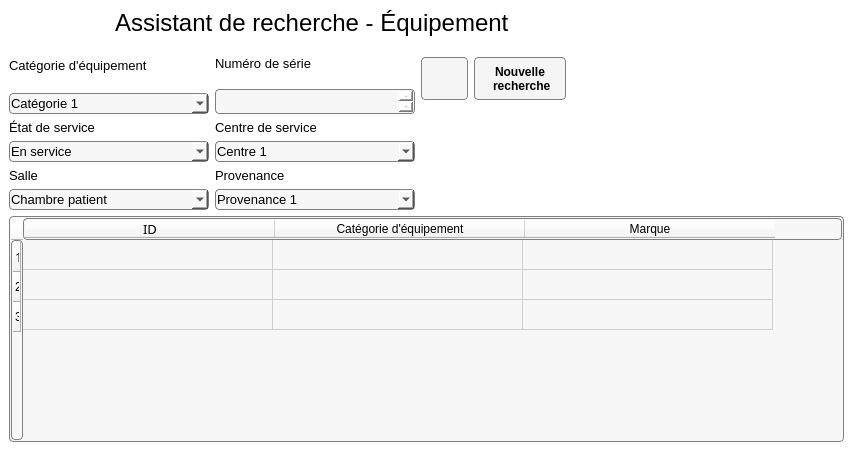
Before: the Qt Designer form Interface/FenetresEnUI/RechercheEquipement.ui in ProjetPC2/SIMM2.0-DEV, drawn with Qt 5.
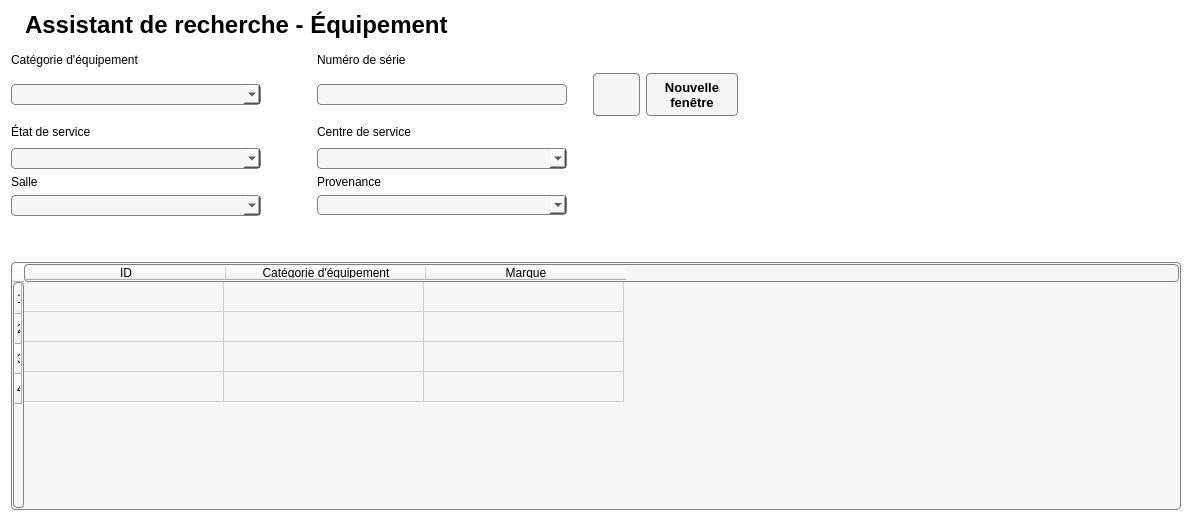
After: the same form once the commit is applied. Icons and pictures are not drawn.

The edit to the form file:
```diff
--- a/Interface/FenetresEnUI/RechercheEquipement.ui
+++ b/Interface/FenetresEnUI/RechercheEquipement.ui
@@ -1,90 +1,72 @@
 <?xml version="1.0" encoding="UTF-8"?>
 <ui version="4.0">
- <class>RechercheEquipement</class>
- <widget class="QMainWindow" name="RechercheEquipement">
+ <class>Form</class>
+ <widget class="QWidget" name="Form">
+  <property name="windowModality">
+   <enum>Qt::NonModal</enum>
+  </property>
   <property name="geometry">
    <rect>
     <x>0</x>
     <y>0</y>
-    <width>853</width>
-    <height>473</height>
+    <width>1192</width>
+    <height>521</height>
    </rect>
   </property>
+  <property name="minimumSize">
+   <size>
+    <width>0</width>
+    <height>0</height>
+   </size>
+  </property>
+  <property name="maximumSize">
+   <size>
+    <width>16777215</width>
+    <height>16777215</height>
+   </size>
+  </property>
   <property name="windowTitle">
    <string>MainWindow</string>
   </property>
   <property name="styleSheet">
-   <string notr="true">background: white;</string>
+   <string notr="true">QWidget{
+background: white;
+}
+
+QComboBox
+{
+padding: 1px;
+border-style: solid;
+border: 1px solid gray;
+border-radius: 4px;
+background:rgb(247,247,247);
+}
+
+QPushButton {
+color: black;
+background-color:rgb(245, 245, 245);
+border-width: 1px;
+border-color: grey;
+border-style: solid;
+border-radius: 4px;
+
+}
+
+QPushButton:hover {
+background-color: qlineargradient(x1: 0, y1: 1, x2: 0, y2: 0, stop: 0 #edf2f8, stop: 1 #c8d9ea);
+}
+
+QPushButton:pressed {
+background-color: rgb(193, 213, 243);
+}</string>
   </property>
-  <property name="iconSize">
-   <size>
-    <width>100</width>
-    <height>100</height>
-   </size>
-  </property>
-  <widget class="QWidget" name="centralwidget">
-   <layout class="QGridLayout" name="gridLayout_2">
-    <item row="0" column="0" colspan="3">
+  <layout class="QGridLayout" name="gridLayout_3">
+   <item row="1" column="0" colspan="2">
+    <layout class="QHBoxLayout" name="horizontalLayout_2">
+     <item>
      <layout class="QGridLayout" name="gridLayout">
-      <item row="0" column="1" alignment="Qt::AlignLeft">
-       <widget class="QLabel" name="labelTitre">
-        <property name="minimumSize">
-         <size>
-          <width>400</width>
-          <height>0</height>
-         </size>
-        </property>
-        <property name="maximumSize">
-         <size>
-          <width>340</width>
-          <height>16777215</height>
-         </size>
-        </property>
-        <property name="font">
-         <font>
-          <family>MS Shell Dlg 2</family>
-          <pointsize>18</pointsize>
-         </font>
-        </property>
-        <property name="styleSheet">
-         <string notr="true">background:white;</string>
-        </property>
-        <property name="text">
-         <string>Assistant de recherche - Équipement</string>
-        </property>
-       </widget>
-      </item>
-      <item row="0" column="0">
-       <widget class="QLabel" name="label">
-        <property name="maximumSize">
-         <size>
-          <width>100</width>
-          <height>16777215</height>
-         </size>
-        </property>
-        <property name="styleSheet">
-         <string notr="true">background:white;</string>
-        </property>
-        <property name="text">
-         <string/>
-        </property>
-        <property name="pixmap">
-         <pixmap>../Images/magnifier.png</pixmap>
-        </property>
-       </widget>
-      </item>
-     </layout>
-    </item>
-    <item row="1" column="0">
-     <layout class="QVBoxLayout" name="verticalLayout_5">
-      <item>
+       <item row="0" column="0" alignment="Qt::AlignLeft">
        <widget class="QLabel" name="labelCategorieEquipement">
-        <property name="font">
-         <font>
-          <family>MS Shell Dlg 2</family>
-          <pointsize>10</pointsize>
-         </font>
-        </property>
         <property name="styleSheet">
          <string notr="true">background:white;</string>
         </property>
@@ -93,62 +75,44 @@
         </property>
        </widget>
       </item>
-      <item>
-       <widget class="QComboBox" name="comboBoxCategorieEquipement">
+       <item row="3" column="2">
+        <widget class="QComboBox" name="comboBoxCentreService">
         <property name="minimumSize">
          <size>
-          <width>200</width>
+           <width>250</width>
+           <height>0</height>
+          </size>
+         </property>
+         <property name="font">
+          <font>
+           <pointsize>10</pointsize>
+          </font>
+         </property>
+        </widget>
+       </item>
+       <item row="3" column="0">
+        <widget class="QComboBox" name="comboBoxEtatService">
+         <property name="minimumSize">
+          <size>
+           <width>250</width>
           <height>0</height>
          </size>
         </property>
         <property name="maximumSize">
          <size>
-          <width>200</width>
+           <width>250</width>
           <height>16777215</height>
          </size>
         </property>
         <property name="font">
          <font>
-          <family>MS Shell Dlg 2</family>
           <pointsize>10</pointsize>
          </font>
         </property>
-        <property name="styleSheet">
-         <string notr="true">padding: 1px;
-border-style: solid;
-border: 1px solid gray;
-border-radius: 4px;
-background:rgb(247, 247, 247)</string>
-        </property>
-        <item>
-         <property name="text">
-          <string>Catégorie 1</string>
-         </property>
-        </item>
-        <item>
-         <property name="text">
-          <string>Catégorie 2</string>
-         </property>
-        </item>
-        <item>
-         <property name="text">
-          <string>Catégorie 3</string>
-         </property>
-        </item>
-       </widget>
-      </item>
-     </layout>
+        </widget>
     </item>
     <item row="2" column="0">
-     <layout class="QVBoxLayout" name="verticalLayout">
-      <item>
        <widget class="QLabel" name="labelEtatService">
-        <property name="font">
-         <font>
-          <family>MS Shell Dlg 2</family>
-          <pointsize>10</pointsize>
-         </font>
-        </property>
         <property name="styleSheet">
          <string notr="true">background:white;</string>
         </property>
@@ -157,23 +121,79 @@
         </property>
        </widget>
       </item>
-      <item>
-       <widget class="QComboBox" name="comboBoxEtatService">
+       <item row="5" column="2">
+        <widget class="QComboBox" name="comboBoxProvenance">
         <property name="minimumSize">
          <size>
-          <width>200</width>
+           <width>250</width>
           <height>0</height>
          </size>
         </property>
+        </widget>
+       </item>
+       <item row="2" column="1">
+        <spacer name="horizontalSpacer">
+         <property name="orientation">
+          <enum>Qt::Horizontal</enum>
+         </property>
+         <property name="sizeType">
+          <enum>QSizePolicy::Fixed</enum>
+         </property>
+         <property name="sizeHint" stdset="0">
+          <size>
+           <width>50</width>
+           <height>20</height>
+          </size>
+         </property>
+        </spacer>
+       </item>
+       <item row="2" column="2">
+        <widget class="QLabel" name="labelCentreService">
+         <property name="styleSheet">
+          <string notr="true">background: white;</string>
+         </property>
+         <property name="text">
+          <string>Centre de service</string>
+         </property>
+        </widget>
+       </item>
+       <item row="1" column="0">
+        <widget class="QComboBox" name="comboBoxCategorieEquipement">
+         <property name="minimumSize">
+          <size>
+           <width>250</width>
+           <height>0</height>
+          </size>
+         </property>
         <property name="maximumSize">
          <size>
-          <width>200</width>
+           <width>250</width>
           <height>16777215</height>
          </size>
         </property>
         <property name="font">
          <font>
-          <family>MS Shell Dlg 2</family>
+           <pointsize>10</pointsize>
+          </font>
+         </property>
+        </widget>
+       </item>
+       <item row="1" column="2">
+        <widget class="QLineEdit" name="lineEditNumeroSerie">
+         <property name="minimumSize">
+          <size>
+           <width>250</width>
+           <height>0</height>
+          </size>
+         </property>
+         <property name="maximumSize">
+          <size>
+           <width>250</width>
+           <height>16777215</height>
+          </size>
+         </property>
+         <property name="font">
+          <font>
           <pointsize>10</pointsize>
          </font>
         </property>
@@ -182,37 +202,158 @@
 border-style: solid;
 border: 1px solid gray;
 border-radius: 4px;
-background:rgb(247, 247, 247)</string>
-        </property>
-        <item>
+background:rgb(247,247,247);</string>
+         </property>
+        </widget>
+       </item>
+       <item row="0" column="2">
+        <widget class="QLabel" name="labelNumeroSerie">
+         <property name="styleSheet">
+          <string notr="true">background: white;</string>
+         </property>
          <property name="text">
-          <string>En service</string>
+          <string>Numéro de série</string>
          </property>
-        </item>
-        <item>
+        </widget>
+       </item>
+       <item row="5" column="0">
+        <widget class="QComboBox" name="comboBoxSalle">
+         <property name="minimumSize">
+          <size>
+           <width>250</width>
+           <height>0</height>
+          </size>
+         </property>
+         <property name="maximumSize">
+          <size>
+           <width>250</width>
+           <height>16777215</height>
+          </size>
+         </property>
+         <property name="font">
+          <font>
+           <pointsize>10</pointsize>
+          </font>
+         </property>
+        </widget>
+       </item>
+       <item row="4" column="2">
+        <widget class="QLabel" name="labelProvenance">
+         <property name="styleSheet">
+          <string notr="true">background: white;</string>
+         </property>
          <property name="text">
-          <string>En maintenance</string>
+          <string>Provenance</string>
          </property>
-        </item>
-        <item>
+        </widget>
+       </item>
+       <item row="4" column="0">
+        <widget class="QLabel" name="labelSalle">
+         <property name="styleSheet">
+          <string notr="true">background: white;</string>
+         </property>
          <property name="text">
-          <string>Au rebus</string>
+          <string>Salle</string>
          </property>
-        </item>
-       </widget>
-      </item>
-     </layout>
-    </item>
-    <item row="4" column="0" colspan="3">
-     <layout class="QHBoxLayout" name="horizontalLayout_2">
-      <item>
+        </widget>
+       </item>
+       <item row="1" column="4">
+        <widget class="QPushButton" name="boutonActualiser">
+         <property name="minimumSize">
+          <size>
+           <width>47</width>
+           <height>43</height>
+          </size>
+         </property>
+         <property name="maximumSize">
+          <size>
+           <width>47</width>
+           <height>43</height>
+          </size>
+         </property>
+         <property name="cursor">
+          <cursorShape>PointingHandCursor</cursorShape>
+         </property>
+         <property name="text">
+          <string/>
+         </property>
+         <property name="icon">
+          <iconset>
+           <normaloff>../Documents/GitHub/SIMM2.0-DEV/Interface/FenetresEnUI/Images/refresh-button-2.png</normaloff>../Documents/GitHub/SIMM2.0-DEV/Interface/FenetresEnUI/Images/refresh-button-2.png</iconset>
+         </property>
+         <property name="iconSize">
+          <size>
+           <width>50</width>
+           <height>50</height>
+          </size>
+         </property>
+        </widget>
+       </item>
+       <item row="1" column="5">
+        <widget class="QPushButton" name="boutonNouvelleRecherche">
+         <property name="minimumSize">
+          <size>
+           <width>92</width>
+           <height>43</height>
+          </size>
+         </property>
+         <property name="maximumSize">
+          <size>
+           <width>92</width>
+           <height>43</height>
+          </size>
+         </property>
+         <property name="font">
+          <font>
+           <pointsize>10</pointsize>
+           <weight>75</weight>
+           <bold>true</bold>
+          </font>
+         </property>
+         <property name="cursor">
+          <cursorShape>PointingHandCursor</cursorShape>
+         </property>
+         <property name="text">
+          <string>Nouvelle
+fenêtre</string>
+         </property>
+        </widget>
+       </item>
+       <item row="1" column="6">
+        <spacer name="horizontalSpacer_3">
+         <property name="orientation">
+          <enum>Qt::Horizontal</enum>
+         </property>
+         <property name="sizeHint" stdset="0">
+          <size>
+           <width>40</width>
+           <height>20</height>
+          </size>
+         </property>
+        </spacer>
+       </item>
+       <item row="1" column="3">
+        <spacer name="horizontalSpacer_4">
+         <property name="orientation">
+          <enum>Qt::Horizontal</enum>
+         </property>
+         <property name="sizeType">
+          <enum>QSizePolicy::Fixed</enum>
+         </property>
+         <property name="sizeHint" stdset="0">
+          <size>
+           <width>20</width>
+           <height>20</height>
+          </size>
+         </property>
+        </spacer>
+       </item>
+      </layout>
+     </item>
+    </layout>
+   </item>
+   <item row="3" column="0" colspan="2">
        <widget class="QTableWidget" name="tableResultats">
-        <property name="minimumSize">
-         <size>
-          <width>200</width>
-          <height>0</height>
-         </size>
-        </property>
         <property name="font">
          <font>
           <family>MS Shell Dlg 2</family>
@@ -226,40 +367,22 @@
 border-radius: 4px;
 background:rgb(247,247,247);</string>
         </property>
-        <property name="lineWidth">
-         <number>10</number>
-        </property>
-        <property name="midLineWidth">
-         <number>9</number>
-        </property>
         <attribute name="horizontalHeaderDefaultSectionSize">
-         <number>250</number>
+      <number>200</number>
         </attribute>
         <attribute name="horizontalHeaderMinimumSectionSize">
-         <number>20</number>
+      <number>150</number>
         </attribute>
         <attribute name="verticalHeaderDefaultSectionSize">
          <number>30</number>
         </attribute>
         <attribute name="verticalHeaderMinimumSectionSize">
-         <number>20</number>
-        </attribute>
-        <attribute name="verticalHeaderShowSortIndicator" stdset="0">
-         <bool>false</bool>
-        </attribute>
-        <attribute name="verticalHeaderStretchLastSection">
-         <bool>false</bool>
+      <number>25</number>
         </attribute>
         <row>
          <property name="text">
           <string>1</string>
          </property>
-         <property name="font">
-          <font>
-           <family>MS Reference Sans Serif</family>
-           <pointsize>10</pointsize>
-          </font>
-         </property>
         </row>
         <row>
          <property name="text">
@@ -271,16 +394,15 @@
           <string>3</string>
          </property>
         </row>
+     <row>
+      <property name="text">
+       <string>4</string>
+      </property>
+     </row>
         <column>
          <property name="text">
           <string>ID</string>
          </property>
-         <property name="font">
-          <font>
-           <family>MS Reference Sans Serif</family>
-           <pointsize>10</pointsize>
-          </font>
-         </property>
         </column>
         <column>
          <property name="text">
@@ -294,358 +416,100 @@
         </column>
        </widget>
       </item>
-     </layout>
-    </item>
-    <item row="1" column="2">
-     <layout class="QHBoxLayout" name="horizontalLayout">
-      <item>
-       <widget class="QPushButton" name="boutonActualiser">
+   <item row="2" column="0">
+    <spacer name="verticalSpacer">
+     <property name="orientation">
+      <enum>Qt::Vertical</enum>
+     </property>
+     <property name="sizeType">
+      <enum>QSizePolicy::Fixed</enum>
+     </property>
+     <property name="sizeHint" stdset="0">
+      <size>
+       <width>13</width>
+       <height>40</height>
+      </size>
+     </property>
+    </spacer>
+   </item>
+   <item row="0" column="0">
+    <layout class="QGridLayout" name="gridLayout_2">
+     <item row="0" column="0">
+      <widget class="QLabel" name="logoLoupe">
+       <property name="maximumSize">
+        <size>
+         <width>35</width>
+         <height>16777215</height>
+        </size>
+       </property>
+       <property name="font">
+        <font>
+         <pointsize>10</pointsize>
+        </font>
+       </property>
         <property name="styleSheet">
-         <string notr="true">QPushButton {
-color: black;
-background-color:rgb(245, 245, 245);
-border-width: 1px;
-border-color: grey;
-border-style: solid;
-border-radius: 4px;
-padding: 3px;
-font: bold 12px;
-padding-left: 5px;
-padding-right: 5px;
-min-width: 35px;
-max-width:35px;
-min-height: 35px;
-max-height: 35px;
-}
-
-QPushButton:hover {
-background-color: qlineargradient(x1: 0, y1: 1, x2: 0, y2: 0, stop: 0 #edf2f8, stop: 1 #c8d9ea);
-}
-
-QPushButton:pressed {
-background-color: rgb(193, 213, 243);
-}
-</string>
+        <string notr="true">background: white;</string>
         </property>
         <property name="text">
          <string/>
         </property>
-        <property name="icon">
-         <iconset>
-          <normaloff>../Images/refresh-button-2.png</normaloff>../Images/refresh-button-2.png</iconset>
-        </property>
-        <property name="iconSize">
-         <size>
-          <width>50</width>
-          <height>50</height>
-         </size>
-        </property>
-       </widget>
-      </item>
-      <item>
-       <widget class="QPushButton" name="boutonNouvelleRecherche">
-        <property name="styleSheet">
-         <string notr="true">QPushButton {
-color: black;
-background-color:rgb(245, 245, 245);
-border-width: 1px;
-border-color: grey;
-border-style: solid;
-border-radius: 4px;
-padding: 3px;
-font: bold 12px;
-padding-left: 5px;
-padding-right: 5px;
-min-width: 80px;
-max-width: 80px;
-min-height: 35px;
-max-height: 35px;
-}
-
-QPushButton:hover {
-background-color: qlineargradient(x1: 0, y1: 1, x2: 0, y2: 0, stop: 0 #edf2f8, stop: 1 #c8d9ea);
-}
-
-QPushButton:pressed {
-background-color: rgb(193, 213, 243);
-}
-</string>
-        </property>
-        <property name="text">
-         <string>Nouvelle
- recherche</string>
-        </property>
-       </widget>
-      </item>
-      <item>
+       <property name="pixmap">
+        <pixmap>../Documents/GitHub/SIMM2.0-DEV/Interface/FenetresEnUI/Images/magnifier.png</pixmap>
+       </property>
+      </widget>
+     </item>
+     <item row="0" column="4">
        <spacer name="horizontalSpacer_2">
         <property name="orientation">
          <enum>Qt::Horizontal</enum>
         </property>
+       <property name="sizeType">
+        <enum>QSizePolicy::Fixed</enum>
+       </property>
         <property name="sizeHint" stdset="0">
          <size>
-          <width>40</width>
+         <width>180</width>
           <height>20</height>
          </size>
         </property>
        </spacer>
-      </item>
-     </layout>
     </item>
     <item row="1" column="1">
-     <layout class="QVBoxLayout" name="verticalLayout_6">
-      <item>
-       <widget class="QLabel" name="labelNumeroSerie">
-        <property name="maximumSize">
-         <size>
-          <width>16777215</width>
-          <height>40</height>
-         </size>
-        </property>
-        <property name="font">
-         <font>
-          <family>MS Shell Dlg 2</family>
-          <pointsize>10</pointsize>
-         </font>
-        </property>
-        <property name="styleSheet">
-         <string notr="true">background:white;</string>
-        </property>
-        <property name="text">
-         <string>Numéro de série</string>
-        </property>
-       </widget>
-      </item>
-      <item>
-       <widget class="QTextEdit" name="textEditNumeroSerie">
-        <property name="maximumSize">
+      <spacer name="verticalSpacer_2">
+       <property name="orientation">
+        <enum>Qt::Vertical</enum>
+       </property>
+       <property name="sizeType">
+        <enum>QSizePolicy::Fixed</enum>
+       </property>
+       <property name="sizeHint" stdset="0">
          <size>
-          <width>200</width>
-          <height>25</height>
-         </size>
-        </property>
-        <property name="font">
-         <font>
-          <family>MS Shell Dlg 2</family>
-          <pointsize>10</pointsize>
-         </font>
-        </property>
-        <property name="styleSheet">
-         <string notr="true">padding: 1px;
-border-style: solid;
-border: 1px solid gray;
-border-radius: 4px;
-background:rgb(247, 247, 247)</string>
-        </property>
-       </widget>
-      </item>
-     </layout>
-    </item>
-    <item row="3" column="1">
-     <layout class="QVBoxLayout" name="verticalLayout_4">
-      <item>
-       <widget class="QLabel" name="labelProvenance">
-        <property name="maximumSize">
-         <size>
-          <width>16777215</width>
-          <height>40</height>
-         </size>
-        </property>
+         <width>40</width>
+         <height>8</height>
+        </size>
+       </property>
+      </spacer>
+     </item>
+     <item row="0" column="1">
+      <widget class="QLabel" name="labelTitre">
         <property name="font">
          <font>
-          <family>MS Shell Dlg 2</family>
-          <pointsize>10</pointsize>
+         <pointsize>18</pointsize>
+         <weight>75</weight>
+         <bold>true</bold>
          </font>
         </property>
         <property name="styleSheet">
-         <string notr="true">background:white;</string>
+        <string notr="true">background: white;</string>
         </property>
         <property name="text">
-         <string>Provenance</string>
+        <string>Assistant de recherche - Équipement</string>
         </property>
        </widget>
       </item>
-      <item>
-       <widget class="QComboBox" name="comboBoxProvenance">
-        <property name="maximumSize">
-         <size>
-          <width>200</width>
-          <height>16777215</height>
-         </size>
-        </property>
-        <property name="font">
-         <font>
-          <family>MS Shell Dlg 2</family>
-          <pointsize>10</pointsize>
-         </font>
-        </property>
-        <property name="styleSheet">
-         <string notr="true">padding: 1px;
-border-style: solid;
-border: 1px solid gray;
-border-radius: 4px;
-background:rgb(247, 247, 247)</string>
-        </property>
-        <item>
-         <property name="text">
-          <string>Provenance 1</string>
-         </property>
-        </item>
-        <item>
-         <property name="text">
-          <string>Provenance 2</string>
-         </property>
-        </item>
-        <item>
-         <property name="text">
-          <string>Provenance 3</string>
-         </property>
-        </item>
-       </widget>
-      </item>
-     </layout>
-    </item>
-    <item row="2" column="1">
-     <layout class="QVBoxLayout" name="verticalLayout_2">
-      <item>
-       <widget class="QLabel" name="labelCentreService">
-        <property name="maximumSize">
-         <size>
-          <width>16777215</width>
-          <height>40</height>
-         </size>
-        </property>
-        <property name="font">
-         <font>
-          <family>MS Shell Dlg 2</family>
-          <pointsize>10</pointsize>
-         </font>
-        </property>
-        <property name="styleSheet">
-         <string notr="true">background:white;</string>
-        </property>
-        <property name="text">
-         <string>Centre de service</string>
-        </property>
-       </widget>
-      </item>
-      <item>
-       <widget class="QComboBox" name="comboBoxCentreService">
-        <property name="maximumSize">
-         <size>
-          <width>200</width>
-          <height>16777215</height>
-         </size>
-        </property>
-        <property name="font">
-         <font>
-          <family>MS Shell Dlg 2</family>
-          <pointsize>10</pointsize>
-         </font>
-        </property>
-        <property name="styleSheet">
-         <string notr="true">padding: 1px;
-border-style: solid;
-border: 1px solid gray;
-border-radius: 4px;
-background:rgb(247, 247, 247)</string>
-        </property>
-        <item>
-         <property name="text">
-          <string>Centre 1</string>
-         </property>
-        </item>
-        <item>
-         <property name="text">
-          <string>Centre 2</string>
-         </property>
-        </item>
-        <item>
-         <property name="text">
-          <string>Centre 3</string>
-         </property>
-        </item>
-       </widget>
-      </item>
-     </layout>
-    </item>
-    <item row="3" column="0">
-     <layout class="QVBoxLayout" name="verticalLayout_3">
-      <item>
-       <widget class="QLabel" name="labelSalle">
-        <property name="font">
-         <font>
-          <family>MS Shell Dlg 2</family>
-          <pointsize>10</pointsize>
-         </font>
-        </property>
-        <property name="styleSheet">
-         <string notr="true">background:white;</string>
-        </property>
-        <property name="text">
-         <string>Salle</string>
-        </property>
-       </widget>
-      </item>
-      <item>
-       <widget class="QComboBox" name="comboBoxSalle">
-        <property name="minimumSize">
-         <size>
-          <width>200</width>
-          <height>0</height>
-         </size>
-        </property>
-        <property name="maximumSize">
-         <size>
-          <width>200</width>
-          <height>16777215</height>
-         </size>
-        </property>
-        <property name="font">
-         <font>
-          <family>MS Shell Dlg 2</family>
-          <pointsize>10</pointsize>
-         </font>
-        </property>
-        <property name="styleSheet">
-         <string notr="true">padding: 1px;
-border-style: solid;
-border: 1px solid gray;
-border-radius: 4px;
-background:rgb(247, 247, 247)</string>
-        </property>
-        <item>
-         <property name="text">
-          <string>Chambre patient</string>
-         </property>
-        </item>
-        <item>
-         <property name="text">
-          <string>Salle d'opération</string>
-         </property>
-        </item>
-        <item>
-         <property name="text">
-          <string>Salle de réunion</string>
-         </property>
-        </item>
-       </widget>
-      </item>
-     </layout>
-    </item>
-   </layout>
-  </widget>
-  <widget class="QMenuBar" name="menubar">
-   <property name="geometry">
-    <rect>
-     <x>0</x>
-     <y>0</y>
-     <width>853</width>
-     <height>21</height>
-    </rect>
-   </property>
-  </widget>
-  <widget class="QStatusBar" name="statusbar"/>
+    </layout>
+   </item>
+  </layout>
  </widget>
  <resources/>
  <connections/>
```
Left out of the diff: 6 changed lines with no effect on the pictures. Lines whose indentation alone changed are shown as unchanged.
